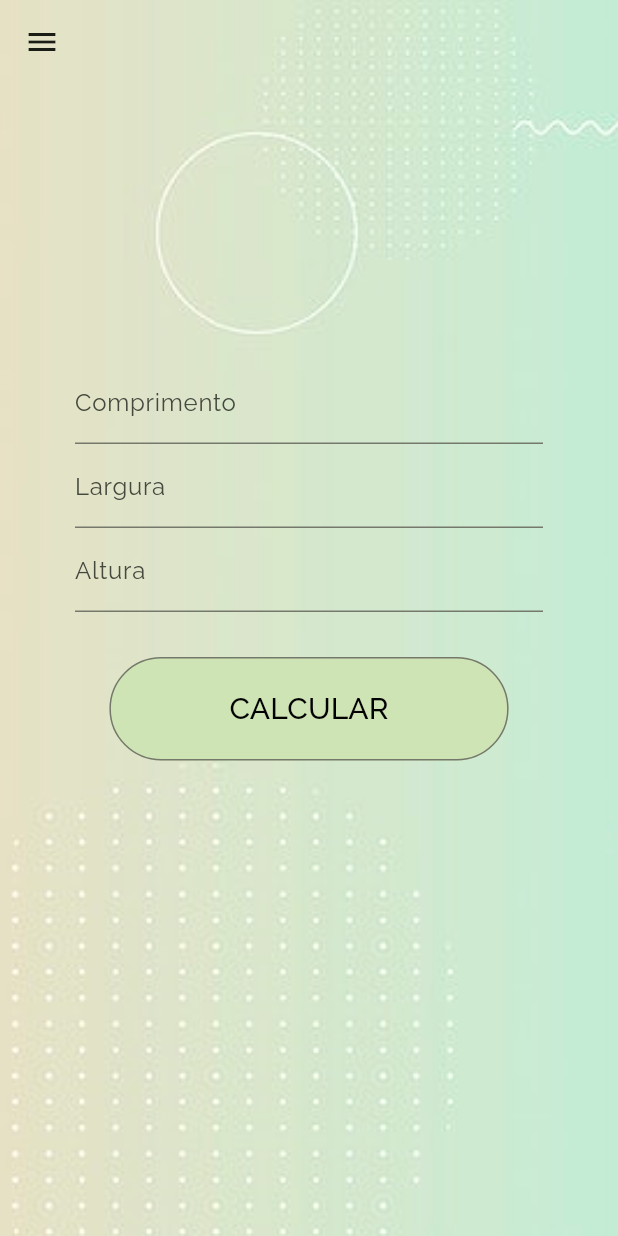
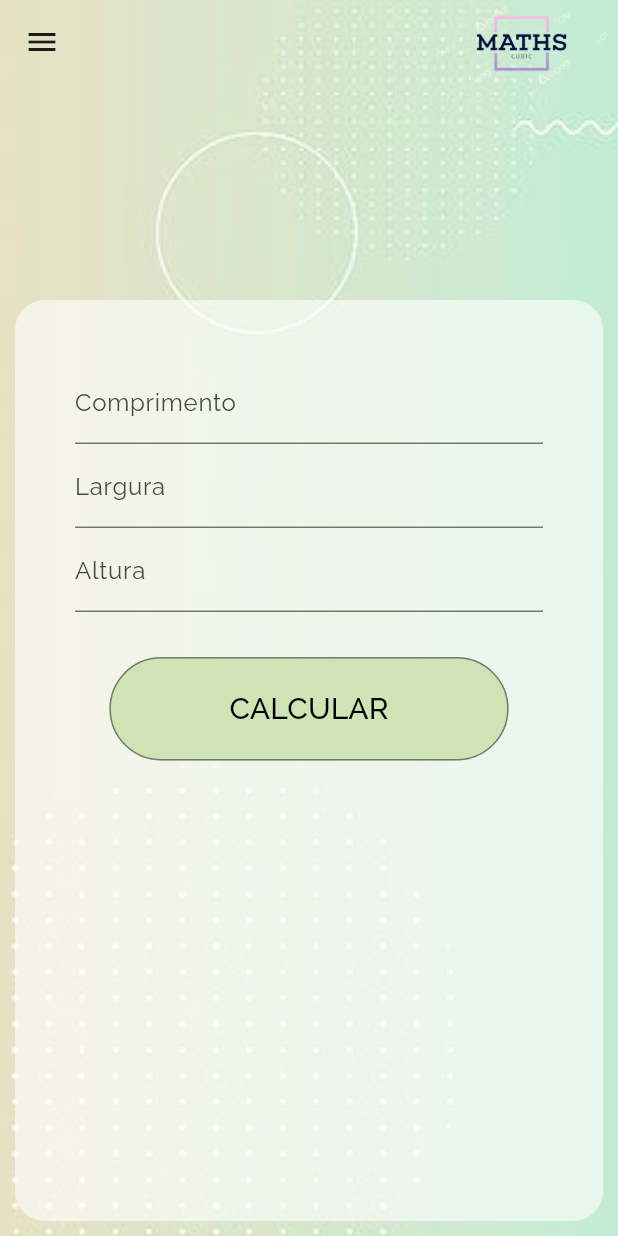
Before and after one commit to devherik/maths_app, a Flutter app: the screen it shows once a user with an empty profile is signed in, on a phone screen of 412 x 824 dp. Run offline on Flutter 3.47's test engine with Material 2 defaults, Android fonts, the phone set to English and light mode, and no system bars; our stand-ins replace cloud_firestore, firebase_auth, firebase_core, go_router, google_fonts, share_plus; accounts and stored records are empty; network calls fail.

Commit message:
minors changes

```diff
--- /dev/null
+++ b/lib/config/globals.dart
@@ -0,0 +1,4 @@
+library globals;
+
+String logoImage = 'assets/images/logo/logo_maths.png';
+String backgroundImage = 'assets/images/background/mint_wallpaper.jpg';
--- a/lib/features/home/presentation/pages/home_page.dart
+++ b/lib/features/home/presentation/pages/home_page.dart
@@ -3,11 +3,13 @@ import 'package:flutter/foundation.dart';
 import 'package:flutter/material.dart';
 import 'package:flutter/services.dart';
 import 'package:go_router/go_router.dart';
+import 'package:share_plus/share_plus.dart';
+
+//maths packages
 import 'package:maths_app/config/database/app_userstate.dart';
-import 'package:maths_app/config/database/user_datastate.dart';
-import 'package:maths_app/features/home/presentation/widgets/form_calc.dart';
+import 'package:maths_app/features/home/presentation/widgets/home_widgets.dart';
 import 'package:maths_app/config/database/entities/cubicmeter_entity.dart';
-import 'package:share_plus/share_plus.dart';
+import 'package:maths_app/config/globals.dart' as globals;
 
 class HomePage extends StatefulWidget {
   const HomePage({super.key, String? user});
@@ -28,7 +30,12 @@ class _HomePageState extends State<HomePage> {
   Widget build(BuildContext context) {
     return Scaffold(
       extendBodyBehindAppBar: true,
-      appBar: AppBar(),
+      appBar: AppBar(actions: [
+        Align(
+          alignment: Alignment.centerRight,
+          child: Image.asset(globals.logoImage),
+        )
+      ]),
       drawer: Drawer(
         backgroundColor: const Color.fromARGB(
           255,
@@ -37,96 +44,99 @@ class _HomePageState extends State<HomePage> {
           180,
         ),
         child: Container(
-          margin: const EdgeInsets.only(top: 50, bottom: 20, left: 5, right: 5),
-          padding: const EdgeInsets.all(5),
+          margin:
+              const EdgeInsets.only(top: 50, bottom: 10, left: 10, right: 10),
+          padding: const EdgeInsets.all(15),
           decoration: BoxDecoration(
-            color: Colors.transparent,
+            color: Colors.white60,
             borderRadius: BorderRadius.circular(25),
           ),
           child: Column(
             mainAxisSize: MainAxisSize.max,
             children: <Widget>[
-              SizedBox(
-                height: 120,
-                child: Align(
+              Container(
+                margin: const EdgeInsets.all(15),
+                child: Image.asset(globals.logoImage),
+              ),
+              Align(
                 alignment: Alignment.center,
                 child: Text(
-                    'Seja muito bem vindo, ${user?.email}',
+                  '${user?.email}',
                   style: const TextStyle(
                       fontSize: 20,
                       fontWeight: FontWeight.bold,
-                        color: Colors.blueGrey),
+                      color: Colors.black),
                   textAlign: TextAlign.center,
                 ),
+              ),
+              Container(
+                margin: EdgeInsets.all(15),
+                child: Align(
+                  alignment: Alignment.center,
+                  child: Image.asset('assets/images/usefull/simple_line.png'),
                 ),
               ),
               Align(
                 alignment: Alignment.topLeft,
-                child: TextButton.icon(
-                  onPressed: () => {context.push('/report')},
-                  style: const ButtonStyle(),
-                  icon: const Icon(Icons.history, color: Colors.blueGrey),
-                  label: const Text(
-                    'RELATORIO',
-                    style: TextStyle(color: Colors.blueGrey),
+                child: Row(
+                  children: <Widget>[
+                    const Icon(Icons.history, color: Colors.black),
+                    TextButton(
+                        onPressed: () => context.push('/report'),
+                        child: const Text(
+                          'Meus resultados',
+                          style: TextStyle(color: Colors.black),
+                        )),
+                  ],
                 ),
-                ),
-              ),
-              const SizedBox(
-                height: 15,
               ),
               Align(
                 alignment: Alignment.topLeft,
-                child: TextButton.icon(
-                  onPressed: () => {
-                    Share.share('https://github.com/devherik/um-dos-app',
-                        subject: 'GitHub Project Page')
-                  },
-                  style: const ButtonStyle(),
-                  icon: const Icon(Icons.share, color: Colors.blueGrey),
-                  label: const Text(
-                    'COMPARTILHAR',
-                    style: TextStyle(color: Colors.blueGrey),
+                child: Row(
+                  children: <Widget>[
+                    const Icon(Icons.share, color: Colors.black),
+                    TextButton(
+                        onPressed: () => Share.share(
+                            'https://github.com/devherik/um-dos-app',
+                            subject: 'GitHub Project Page'),
+                        child: const Text(
+                          'Compartilhe',
+                          style: TextStyle(color: Colors.black),
+                        )),
+                  ],
                 ),
-                ),
-              ),
-              const SizedBox(
-                height: 15,
               ),
               Align(
                 alignment: Alignment.topLeft,
-                child: TextButton.icon(
-                  onPressed: () => {signOut()},
-                  style: const ButtonStyle(),
-                  icon: const Icon(Icons.close, color: Colors.blueGrey),
-                  label: const Text(
-                    'SAIR',
-                    style: TextStyle(color: Colors.blueGrey),
+                child: Row(
+                  children: <Widget>[
+                    const Icon(Icons.logout_outlined, color: Colors.black),
+                    TextButton(
+                        onPressed: () => signOut(),
+                        child: const Text(
+                          'Sair',
+                          style: TextStyle(color: Colors.black),
+                        )),
+                  ],
                 ),
-                ),
-              ),
-              const SizedBox(
-                height: 15,
               ),
               const Expanded(
                 child: Align(
                     alignment: Alignment.bottomCenter,
-                    child: Text('version 0.3')),
+                    child: Text('version 0.4')),
               ),
             ],
           ),
         ),
       ),
       body: Container(
-        decoration: const BoxDecoration(
+        decoration: BoxDecoration(
           image: DecorationImage(
-              image: AssetImage('assets/images/background/mint_wallpaper.jpg'),
-              fit: BoxFit.cover),
+              image: AssetImage(globals.backgroundImage), fit: BoxFit.cover),
         ),
         child: Container(
           decoration: BoxDecoration(
-              borderRadius: BorderRadius.circular(20),
-              color: Colors.transparent),
+              borderRadius: BorderRadius.circular(20), color: Colors.white60),
           padding: const EdgeInsets.all(40),
           margin:
               const EdgeInsets.only(top: 200, bottom: 10, right: 10, left: 10),
@@ -200,7 +210,9 @@ class _HomePageState extends State<HomePage> {
                 const SizedBox(
                   height: 30,
                 ),
-                OutlinedButton(
+                Align(
+                  alignment: Alignment.bottomCenter,
+                  child: OutlinedButton(
                     style: const ButtonStyle(
                       // alignment: AlignmentDirectional.bottomCenter,
                       elevation: MaterialStatePropertyAll(5),
@@ -218,15 +230,10 @@ class _HomePageState extends State<HomePage> {
                             if (kDebugMode) {
                               print(_cubic.getString());
                             }
-                          DataState().createCubic(
-                              _cubic.length,
-                              _cubic.size,
-                              _cubic
-                                  .heigth); //talvez seja melhor dar a opção de salvar o resultado ao user
                             showDialog(
                               context: context,
-                            builder: (context) => FormCalcWidgets()
-                                .dialogPopUp(context, _cubic.get()),
+                              builder: (context) =>
+                                  HomeWidgets().dialogPopUp(context, _cubic),
                             );
                           }),
                         }
@@ -235,13 +242,14 @@ class _HomePageState extends State<HomePage> {
                           showDialog(
                             context: context,
                             builder: (context) =>
-                              FormCalcWidgets().msgPopUp('Campo(s) vazio(s)'),
+                                HomeWidgets().msgPopUp('Campo(s) vazio(s)'),
                           )
                         },
                     },
                     child: const Text(
                       'CALCULAR',
                       style: TextStyle(color: Colors.black, fontSize: 20),
+                    ),
                   ),
                 ),
               ],
--- a/lib/widget_tree.dart
+++ b/lib/widget_tree.dart
@@ -1,7 +1,7 @@
 import 'package:flutter/widgets.dart';
 import 'package:maths_app/config/database/app_userstate.dart';
 import 'package:maths_app/features/home/presentation/pages/home_page.dart';
-import 'package:maths_app/features/welcome_page.dart';
+import 'package:maths_app/features/log/presentation/pages/login_page.dart';
 
 class WidgetTree extends StatefulWidget {
   const WidgetTree({super.key});
@@ -19,7 +19,7 @@ class _WidgetTreeState extends State<WidgetTree> {
         if (snapshot.hasData) {
           return const HomePage();
         } else {
-          return const WelcomePage();
+          return const LoginPage();
         }
       },
     );
--- a/pubspec.yaml
+++ b/pubspec.yaml
@@ -69,6 +69,7 @@ flutter:
   assets:
     - assets/images/background/mint_wallpaper.jpg
     - assets/images/logo/logo_maths.png
+    - assets/images/usefull/simple_line.png
   #   - images/a_dot_ham.jpeg
 
   # An image asset can refer to one or more resolution-specific "variants", see
```
Also changed, not shown: lib/features/home/presentation/widgets/form_calc.dart (deleted, +0 -68 lines), lib/features/home/presentation/widgets/home_widgets.dart (added, +91 -0 lines), lib/features/log/presentation/pages/login_page.dart (+5 -11 lines), lib/features/log/presentation/pages/recovery_page.dart (+5 -5 lines), lib/features/report/presentation/pages/report_page.dart (+10 -19 lines), lib/features/report/presentation/widgets/report_widgets.dart (+6 -5 lines), assets/images/usefull/simple_line.png (added). Lines whose indentation alone changed are shown as unchanged.
